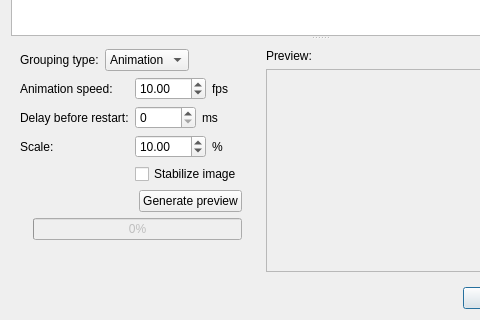
Old version of the form src/gui/desktop/ui/photos_grouping_dialog.ui in the repository Kicer86/photobroom; both pictures show x 0 to 480 and y 160 to 480 of the 640 by 480 pixel window.
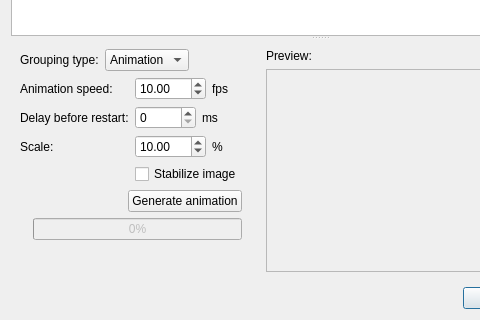
New version of the form.

Commit message: PhotosGroupingDialog: text cleanups

Patch:
```diff
--- a/src/gui/desktop/ui/photos_grouping_dialog.ui
+++ b/src/gui/desktop/ui/photos_grouping_dialog.ui
@@ -199,7 +199,7 @@
             <item row="0" column="1">
              <widget class="QPushButton" name="applyButton">
               <property name="text">
-               <string>Generate preview</string>
+               <string>Generate animation</string>
               </property>
              </widget>
             </item>
```
The commit also changes 2 other files.
